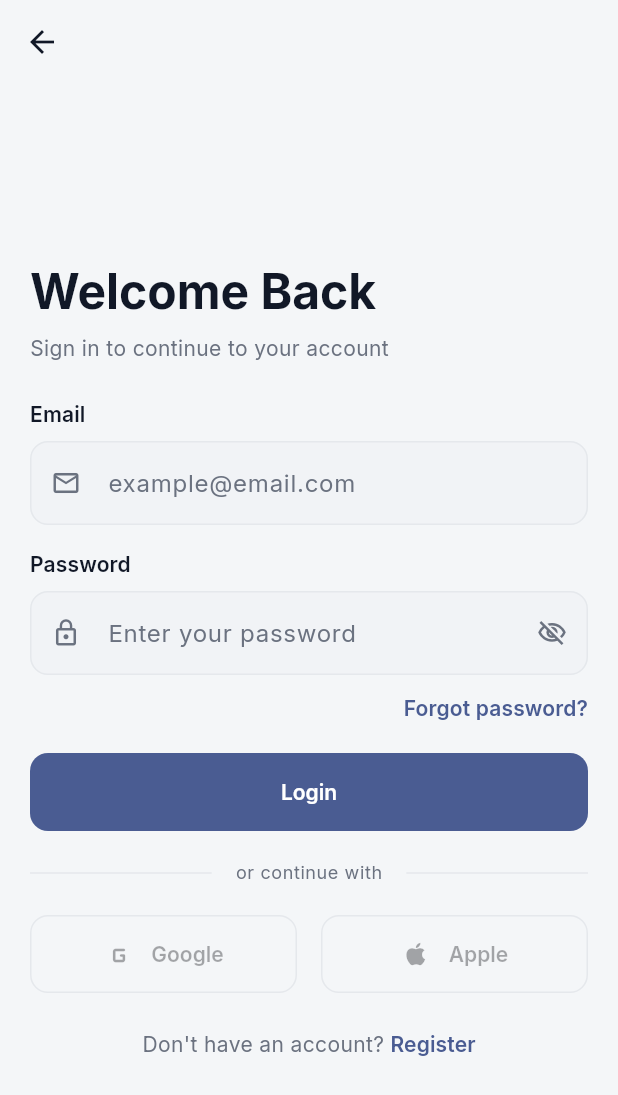
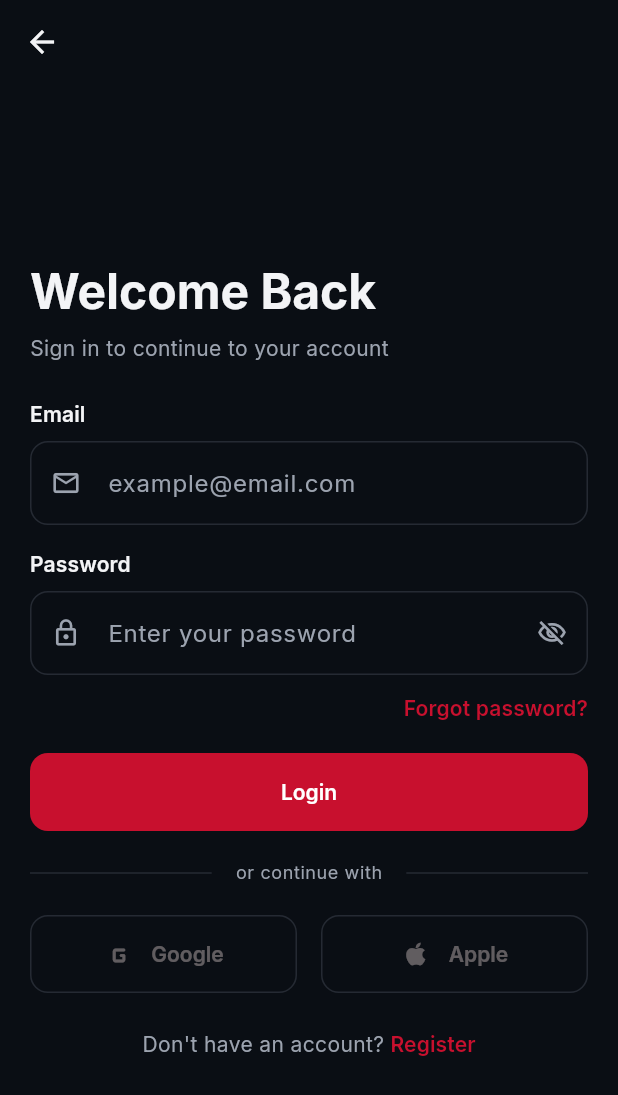
Before and after one commit to cymonevo-luna/smart_assistant_app, a Flutter app: the screen it shows after launch, on a phone screen of 412 x 824 dp. Shown: the top 1095 px of the screen. Run offline on Flutter 3.47's test engine with Material 3 defaults, Android fonts, the phone set to English and light mode, and no system bars; our stand-ins replace app_links, dio, flutter_dotenv, flutter_local_notifications, flutter_riverpod, flutter_secure_storage and 12 more; missing offline and left inert: flutter_foreground_task, flutter_wake_word, home_widget, porcupine_flutter; network calls fail; statements that could not run were skipped.

Commit message:
feat(theme): define Jarvis red/gold palette and dark-first defaults (#55)
Replace template blue-first branding with Iron Man / JARVIS colors:
- Add AppAccent.jarvis (#C8102E) and gold companion (#F5C518)
- Dark HUD neutrals, ColorScheme secondary/tertiary gold for Jarvis
- Default new installs to dark mode and Jarvis accent
- Update Android widget drawable and web manifest theme colors
- Add theme provider unit tests for defaults and persistence

Co-authored-by: Cursor Agent <cursoragent@cursor.com>
Co-authored-by: Aji <cymon1997@users.noreply.github.com>

```diff
--- a/lib/core/theme/app_palette.dart
+++ b/lib/core/theme/app_palette.dart
@@ -1,17 +1,19 @@
 import 'package:flutter/material.dart';
 
-/// The selectable primary/accent color schemes shown at the bottom of the
-/// mockup. Each app built on this template can pick a different default.
+/// The selectable primary/accent color schemes shown in Settings. Jarvis red is
+/// the default brand; other accents remain for user choice and persisted prefs.
 ///
 /// Add a new accent by adding an entry here and giving it a [seed] — the whole
 /// theme regenerates from that single color.
 enum AppAccent {
-  blue('Blue', Color(0xFF2F6BED)),
+  jarvis('Jarvis', Color(0xFFC8102E)),
+  gold('Gold', Color(0xFFF5C518)),
   red('Red', Color(0xFFEF4444)),
   orange('Orange', Color(0xFFF59E0B)),
   green('Green', Color(0xFF22C55E)),
   purple('Purple', Color(0xFF8B5CF6)),
-  teal('Teal', Color(0xFF14B8A6));
+  teal('Teal', Color(0xFF14B8A6)),
+  blue('Blue', Color(0xFF2F6BED));
 
   const AppAccent(this.label, this.seed);
 
@@ -24,7 +26,7 @@ enum AppAccent {
   static AppAccent fromName(String? name) {
     return AppAccent.values.firstWhere(
       (a) => a.name == name,
-      orElse: () => AppAccent.blue,
+      orElse: () => AppAccent.jarvis,
     );
   }
 }
@@ -32,11 +34,14 @@ enum AppAccent {
 /// Fixed semantic colors that do NOT change with the accent (status colors,
 /// neutral surfaces). Accent-driven colors live on [ColorScheme] instead.
 abstract final class AppPalette {
-  // Status colors.
+  /// Companion gold for Jarvis red primary (chips, nav indicators, highlights).
+  static const Color jarvisGold = Color(0xFFF5C518);
+
+  // Status colors — tuned for readability on dark HUD backgrounds.
   static const Color success = Color(0xFF22C55E);
-  static const Color warning = Color(0xFFF59E0B);
+  static const Color warning = Color(0xFFF5C518);
   static const Color danger = Color(0xFFEF4444);
-  static const Color info = Color(0xFF2F6BED);
+  static const Color info = Color(0xFF38BDF8);
 
   // Light neutrals.
   static const Color lightScaffold = Color(0xFFF4F6F8);
@@ -45,10 +50,10 @@ abstract final class AppPalette {
   static const Color lightTextSecondary = Color(0xFF6B7280);
   static const Color lightBorder = Color(0xFFE5E8EC);
 
-  // Dark neutrals.
-  static const Color darkScaffold = Color(0xFF0F1115);
-  static const Color darkSurface = Color(0xFF181B21);
+  // Dark neutrals — tech HUD palette.
+  static const Color darkScaffold = Color(0xFF0A0E14);
+  static const Color darkSurface = Color(0xFF141820);
   static const Color darkTextPrimary = Color(0xFFF3F4F6);
   static const Color darkTextSecondary = Color(0xFF9CA3AF);
-  static const Color darkBorder = Color(0xFF2A2E37);
+  static const Color darkBorder = Color(0xFF252A33);
 }
--- a/lib/core/theme/app_theme.dart
+++ b/lib/core/theme/app_theme.dart
@@ -18,18 +18,44 @@ abstract final class AppTheme {
   static ThemeData dark(AppAccent accent) =>
       _build(accent, Brightness.dark, AppTokens.dark);
 
+  /// Accent-driven [ColorScheme] without building component themes (fonts, etc.).
+  static ColorScheme colorScheme(AppAccent accent, Brightness brightness) =>
+      _colorScheme(accent, brightness);
+
+  static ColorScheme _colorScheme(AppAccent accent, Brightness brightness) {
+    final isLight = brightness == Brightness.light;
+    final onGold =
+        isLight ? const Color(0xFF1A1A1A) : AppPalette.darkScaffold;
+
+    final base = ColorScheme.fromSeed(
+      seedColor: accent.seed,
+      brightness: brightness,
+    );
+
+    if (accent == AppAccent.jarvis) {
+      return base.copyWith(
+        primary: accent.seed,
+        onPrimary: Colors.white,
+        secondary: AppPalette.jarvisGold,
+        onSecondary: onGold,
+        tertiary: AppPalette.jarvisGold,
+        onTertiary: onGold,
+        surface: isLight ? AppPalette.lightSurface : AppPalette.darkSurface,
+      );
+    }
+
+    return base.copyWith(
+      surface: isLight ? AppPalette.lightSurface : AppPalette.darkSurface,
+    );
+  }
+
   static ThemeData _build(
     AppAccent accent,
     Brightness brightness,
     AppTokens tokens,
   ) {
     final isLight = brightness == Brightness.light;
-    final scheme = ColorScheme.fromSeed(
-      seedColor: accent.seed,
-      brightness: brightness,
-    ).copyWith(
-      surface: isLight ? AppPalette.lightSurface : AppPalette.darkSurface,
-    );
+    final scheme = _colorScheme(accent, brightness);
 
     final scaffoldBg =
         isLight ? AppPalette.lightScaffold : AppPalette.darkScaffold;
@@ -122,7 +148,7 @@ abstract final class AppTheme {
       ),
       bottomNavigationBarTheme: BottomNavigationBarThemeData(
         backgroundColor: scheme.surface,
-        selectedItemColor: scheme.primary,
+        selectedItemColor: scheme.secondary,
         unselectedItemColor: tokens.textSecondary,
         type: BottomNavigationBarType.fixed,
         showUnselectedLabels: true,
@@ -130,13 +156,25 @@ abstract final class AppTheme {
       ),
       navigationBarTheme: NavigationBarThemeData(
         backgroundColor: scheme.surface,
-        indicatorColor: scheme.primary.withValues(alpha: 0.12),
+        indicatorColor: scheme.secondary.withValues(alpha: 0.12),
+        labelTextStyle: WidgetStateProperty.resolveWith((states) {
+          final color = states.contains(WidgetState.selected)
+              ? scheme.secondary
+              : tokens.textSecondary;
+          return textTheme.labelSmall?.copyWith(color: color);
+        }),
+        iconTheme: WidgetStateProperty.resolveWith((states) {
+          final color = states.contains(WidgetState.selected)
+              ? scheme.secondary
+              : tokens.textSecondary;
+          return IconThemeData(color: color);
+        }),
         elevation: 0,
         labelBehavior: NavigationDestinationLabelBehavior.alwaysShow,
       ),
       chipTheme: ChipThemeData(
-        backgroundColor: scheme.primary.withValues(alpha: 0.1),
-        labelStyle: textTheme.labelLarge?.copyWith(color: scheme.primary),
+        backgroundColor: scheme.secondary.withValues(alpha: 0.15),
+        labelStyle: textTheme.labelLarge?.copyWith(color: scheme.secondary),
         side: BorderSide.none,
         shape: const RoundedRectangleBorder(borderRadius: AppRadius.brPill),
       ),
--- a/lib/core/theme/theme_provider.dart
+++ b/lib/core/theme/theme_provider.dart
@@ -20,7 +20,7 @@ class ThemeState {
 /// The fallback accent used when the user hasn't picked one yet. Override this
 /// per app to set its brand color:
 /// `ProviderScope(overrides: [defaultAccentProvider.overrideWithValue(AppAccent.purple)])`.
-final defaultAccentProvider = Provider<AppAccent>((ref) => AppAccent.blue);
+final defaultAccentProvider = Provider<AppAccent>((ref) => AppAccent.jarvis);
 
 /// Owns the active theme. Restores from [PreferencesService] on creation and
 /// persists every change, so selections survive restarts. Changes are applied
@@ -59,7 +59,7 @@ class ThemeNotifier extends Notifier<ThemeState> {
 
   static ThemeMode _modeFromName(String? name) => ThemeMode.values.firstWhere(
         (m) => m.name == name,
-        orElse: () => ThemeMode.system,
+        orElse: () => ThemeMode.dark,
       );
 }
 
--- a/lib/main.dart
+++ b/lib/main.dart
@@ -32,7 +32,7 @@ Future<void> main() async {
   // Each app sets its brand color here; users can still change it at runtime.
   final app = ProviderScope(
     overrides: [
-      defaultAccentProvider.overrideWithValue(AppAccent.blue),
+      defaultAccentProvider.overrideWithValue(AppAccent.jarvis),
     ],
     child: const App(),
   );
```
Also changed, not shown: 3 other files.
